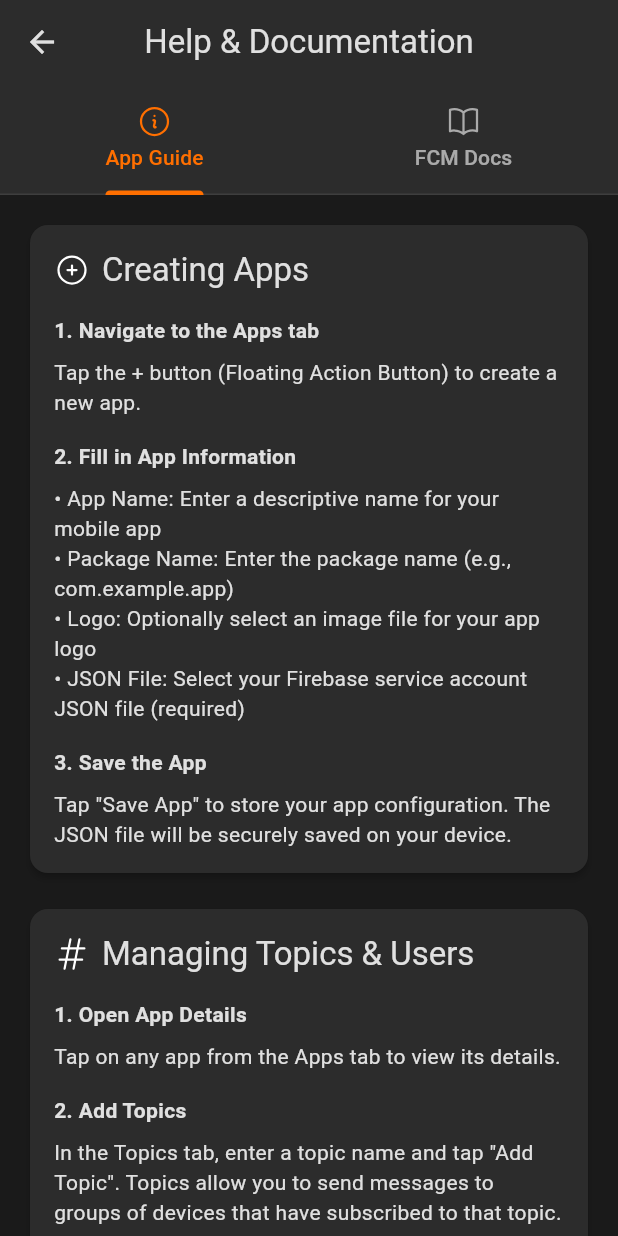
After one commit to stanimeros/flutter-firebase-messenger, a Flutter app: the screen it shows after launch, after a tap on an icon or button, on a phone screen of 412 x 824 dp. The commit adds this screen. Run offline on Flutter 3.47's test engine with Material 3 defaults, Android fonts, the phone set to English and light mode, and no system bars; our stand-ins replace file_picker, flutter_secure_storage, heroicons, shared_preferences, webview_flutter.

Commit message:
Update dependencies to include webview_flutter and related packages in pubspec.yaml and pubspec.lock. Add INTERNET permission to AndroidManifest.xml. Enhance MainScreen with a Help button for navigation to HelpScreen.

```diff
--- /dev/null
+++ b/lib/screens/help_screen.dart
@@ -0,0 +1,330 @@
+import 'package:flutter/material.dart';
+import 'package:heroicons/heroicons.dart';
+import 'package:webview_flutter/webview_flutter.dart';
+
+class HelpScreen extends StatefulWidget {
+  const HelpScreen({super.key});
+
+  @override
+  State<HelpScreen> createState() => _HelpScreenState();
+}
+
+class _HelpScreenState extends State<HelpScreen> with SingleTickerProviderStateMixin {
+  late TabController _tabController;
+  late final WebViewController _webViewController;
+  bool _isLoading = true;
+
+  @override
+  void initState() {
+    super.initState();
+    _tabController = TabController(length: 2, vsync: this);
+    _webViewController = WebViewController()
+      ..setJavaScriptMode(JavaScriptMode.unrestricted)
+      ..setNavigationDelegate(
+        NavigationDelegate(
+          onPageStarted: (String url) {
+            setState(() {
+              _isLoading = true;
+            });
+          },
+          onPageFinished: (String url) {
+            setState(() {
+              _isLoading = false;
+            });
+          },
+        ),
+      )
+      ..loadRequest(Uri.parse('https://firebase.google.com/docs/cloud-messaging/send/v1-api'));
+  }
+
+  @override
+  void dispose() {
+    _tabController.dispose();
+    super.dispose();
+  }
+
+  @override
+  Widget build(BuildContext context) {
+    return Scaffold(
+      appBar: AppBar(
+        title: const Text('Help & Documentation'),
+        bottom: TabBar(
+          controller: _tabController,
+          tabs: const [
+            Tab(icon: HeroIcon(HeroIcons.informationCircle), text: 'App Guide'),
+            Tab(icon: HeroIcon(HeroIcons.bookOpen), text: 'FCM Docs'),
+          ],
+        ),
+      ),
+      body: TabBarView(
+        controller: _tabController,
+        children: [
+          _buildAppGuide(),
+          _buildDocumentation(),
+        ],
+      ),
+    );
+  }
+
+  Widget _buildAppGuide() {
+    return SingleChildScrollView(
+      padding: const EdgeInsets.all(16),
+      child: Column(
+        crossAxisAlignment: CrossAxisAlignment.start,
+        children: [
+          Card(
+            child: Padding(
+              padding: const EdgeInsets.all(16),
+              child: Column(
+                crossAxisAlignment: CrossAxisAlignment.start,
+                children: [
+                  Row(
+                    children: [
+                      const HeroIcon(HeroIcons.plusCircle, size: 24),
+                      const SizedBox(width: 8),
+                      Text(
+                        'Creating Apps',
+                        style: Theme.of(context).textTheme.titleLarge,
+                      ),
+                    ],
+                  ),
+                  const SizedBox(height: 16),
+                  const Text(
+                    '1. Navigate to the Apps tab',
+                    style: TextStyle(fontWeight: FontWeight.bold),
+                  ),
+                  const SizedBox(height: 8),
+                  const Text(
+                    'Tap the + button (Floating Action Button) to create a new app.',
+                  ),
+                  const SizedBox(height: 16),
+                  const Text(
+                    '2. Fill in App Information',
+                    style: TextStyle(fontWeight: FontWeight.bold),
+                  ),
+                  const SizedBox(height: 8),
+                  const Text(
+                    '• App Name: Enter a descriptive name for your mobile app\n'
+                    '• Package Name: Enter the package name (e.g., com.example.app)\n'
+                    '• Logo: Optionally select an image file for your app logo\n'
+                    '• JSON File: Select your Firebase service account JSON file (required)',
+                  ),
+                  const SizedBox(height: 16),
+                  const Text(
+                    '3. Save the App',
+                    style: TextStyle(fontWeight: FontWeight.bold),
+                  ),
+                  const SizedBox(height: 8),
+                  const Text(
+                    'Tap "Save App" to store your app configuration. The JSON file will be securely saved on your device.',
+                  ),
+                ],
+              ),
+            ),
+          ),
+          const SizedBox(height: 16),
+          Card(
+            child: Padding(
+              padding: const EdgeInsets.all(16),
+              child: Column(
+                crossAxisAlignment: CrossAxisAlignment.start,
+                children: [
+                  Row(
+                    children: [
+                      const HeroIcon(HeroIcons.hashtag, size: 24),
+                      const SizedBox(width: 8),
+                      Text(
+                        'Managing Topics & Users',
+                        style: Theme.of(context).textTheme.titleLarge,
+                      ),
+                    ],
+                  ),
+                  const SizedBox(height: 16),
+                  const Text(
+                    '1. Open App Details',
+                    style: TextStyle(fontWeight: FontWeight.bold),
+                  ),
+                  const SizedBox(height: 8),
+                  const Text(
+                    'Tap on any app from the Apps tab to view its details.',
+                  ),
+                  const SizedBox(height: 16),
+                  const Text(
+                    '2. Add Topics',
+                    style: TextStyle(fontWeight: FontWeight.bold),
+                  ),
+                  const SizedBox(height: 8),
+                  const Text(
+                    'In the Topics tab, enter a topic name and tap "Add Topic". Topics allow you to send messages to groups of devices that have subscribed to that topic.',
+                  ),
+                  const SizedBox(height: 16),
+                  const Text(
+                    '3. Add Users',
+                    style: TextStyle(fontWeight: FontWeight.bold),
+                  ),
+                  const SizedBox(height: 8),
+                  const Text(
+                    'In the Users tab, enter a user name and their FCM device token, then tap "Add User". Users represent individual devices that can receive notifications.',
+                  ),
+                ],
+              ),
+            ),
+          ),
+          const SizedBox(height: 16),
+          Card(
+            child: Padding(
+              padding: const EdgeInsets.all(16),
+              child: Column(
+                crossAxisAlignment: CrossAxisAlignment.start,
+                children: [
+                  Row(
+                    children: [
+                      const HeroIcon(HeroIcons.bell, size: 24),
+                      const SizedBox(width: 8),
+                      Text(
+                        'Creating Notifications',
+                        style: Theme.of(context).textTheme.titleLarge,
+                      ),
+                    ],
+                  ),
+                  const SizedBox(height: 16),
+                  const Text(
+                    '1. Select an App',
+                    style: TextStyle(fontWeight: FontWeight.bold),
+                  ),
+                  const SizedBox(height: 8),
+                  const Text(
+                    'Navigate to the Create tab and select an app from the dropdown. All fields will be enabled once an app is selected.',
+                  ),
+                  const SizedBox(height: 16),
+                  const Text(
+                    '2. Enter Notification Details',
+                    style: TextStyle(fontWeight: FontWeight.bold),
+                  ),
+                  const SizedBox(height: 8),
+                  const Text(
+                    '• Title: The notification title (required)\n'
+                    '• Body: The notification message text (required)\n'
+                    '• Image URL: Optional image to display in the notification',
+                  ),
+                  const SizedBox(height: 16),
+                  const Text(
+                    '3. Choose Recipients',
+                    style: TextStyle(fontWeight: FontWeight.bold),
+                  ),
+                  const SizedBox(height: 8),
+                  const Text(
+                    'Select either:\n'
+                    '• A Topic: Send to all devices subscribed to that topic\n'
+                    '• One or more Users: Send to specific devices by selecting users\n'
+                    'Note: You can only select either a topic OR users, not both.',
+                  ),
+                  const SizedBox(height: 16),
+                  const Text(
+                    '4. Add Custom Data (Optional)',
+                    style: TextStyle(fontWeight: FontWeight.bold),
+                  ),
+                  const SizedBox(height: 8),
+                  const Text(
+                    'Add custom key-value pairs that will be sent with the notification. This data can be used by your app to perform custom actions.',
+                  ),
+                  const SizedBox(height: 16),
+                  const Text(
+                    '5. Send Notification',
+                    style: TextStyle(fontWeight: FontWeight.bold),
+                  ),
+                  const SizedBox(height: 8),
+                  const Text(
+                    'Tap "Send Notification" to deliver the message. The notification will be saved to history with its delivery status.',
+                  ),
+                ],
+              ),
+            ),
+          ),
+          const SizedBox(height: 16),
+          Card(
+            child: Padding(
+              padding: const EdgeInsets.all(16),
+              child: Column(
+                crossAxisAlignment: CrossAxisAlignment.start,
+                children: [
+                  Row(
+                    children: [
+                      const HeroIcon(HeroIcons.clock, size: 24),
+                      const SizedBox(width: 8),
+                      Text(
+                        'Viewing History',
+                        style: Theme.of(context).textTheme.titleLarge,
+                      ),
+                    ],
+                  ),
+                  const SizedBox(height: 16),
+                  const Text(
+                    'The History tab shows all notifications you\'ve sent, including:',
+                    style: TextStyle(fontWeight: FontWeight.bold),
+                  ),
+                  const SizedBox(height: 8),
+                  const Text(
+                    '• Sent status (success or failed)\n'
+                    '• App name and details\n'
+                    '• Notification content\n'
+                    '• Recipients (topic or users)\n'
+                    '• Timestamp\n'
+                    '• Error messages (if any)',
+                  ),
+                  const SizedBox(height: 16),
+                  const Text(
+                    'You can expand each notification to see full details, delete individual notifications, or clear all history.',
+                  ),
+                ],
+              ),
+            ),
+          ),
+          const SizedBox(height: 16),
+          Card(
+            child: Padding(
+              padding: const EdgeInsets.all(16),
+              child: Column(
+                crossAxisAlignment: CrossAxisAlignment.start,
+                children: [
+                  Row(
+                    children: [
+                      const HeroIcon(HeroIcons.shieldCheck, size: 24),
+                      const SizedBox(width: 8),
+                      Text(
+                        'Security Notes',
+                        style: Theme.of(context).textTheme.titleLarge,
+                      ),
+                    ],
+                  ),
+                  const SizedBox(height: 16),
+                  const Text(
+                    '• Firebase service account JSON files are stored securely on your device\n'
+                    '• Never share your service account credentials\n'
+                    '• Keep your device secure to protect stored credentials\n'
+                    '• Device tokens should be kept private',
+                  ),
+                ],
+              ),
+            ),
+          ),
+        ],
+      ),
+    );
+  }
+
+  Widget _buildDocumentation() {
+    return Stack(
+      children: [
+        WebViewWidget(controller: _webViewController),
+        if (_isLoading)
+          Container(
+            color: Theme.of(context).scaffoldBackgroundColor,
+            child: const Center(
+              child: CircularProgressIndicator(),
+            ),
+          ),
+      ],
+    );
+  }
+}
--- a/lib/screens/main_screen.dart
+++ b/lib/screens/main_screen.dart
@@ -3,6 +3,7 @@ import 'package:heroicons/heroicons.dart';
 import 'add_app_tab.dart';
 import 'create_notification_tab.dart';
 import 'history_tab.dart';
+import 'help_screen.dart';
 
 class MainScreen extends StatefulWidget {
   const MainScreen({super.key});
@@ -25,6 +26,20 @@ class _MainScreenState extends State<MainScreen> {
     return Scaffold(
       appBar: AppBar(
         title: const Text('Firebase Messenger'),
+        actions: [
+          IconButton(
+            icon: const HeroIcon(HeroIcons.questionMarkCircle),
+            onPressed: () {
+              Navigator.push(
+                context,
+                MaterialPageRoute(
+                  builder: (context) => const HelpScreen(),
+                ),
+              );
+            },
+            tooltip: 'Help',
+          ),
+        ],
       ),
       body: _screens[_currentIndex],
       bottomNavigationBar: BottomNavigationBar(
--- a/pubspec.yaml
+++ b/pubspec.yaml
@@ -17,6 +17,7 @@ dependencies:
   shared_preferences: ^2.5.4
   intl: ^0.19.0
   flutter_launcher_icons: ^0.14.4
+  webview_flutter: ^4.13.0
 
 dev_dependencies:
   flutter_test:
```
Also changed, not shown: pubspec.lock, 1 other file.
